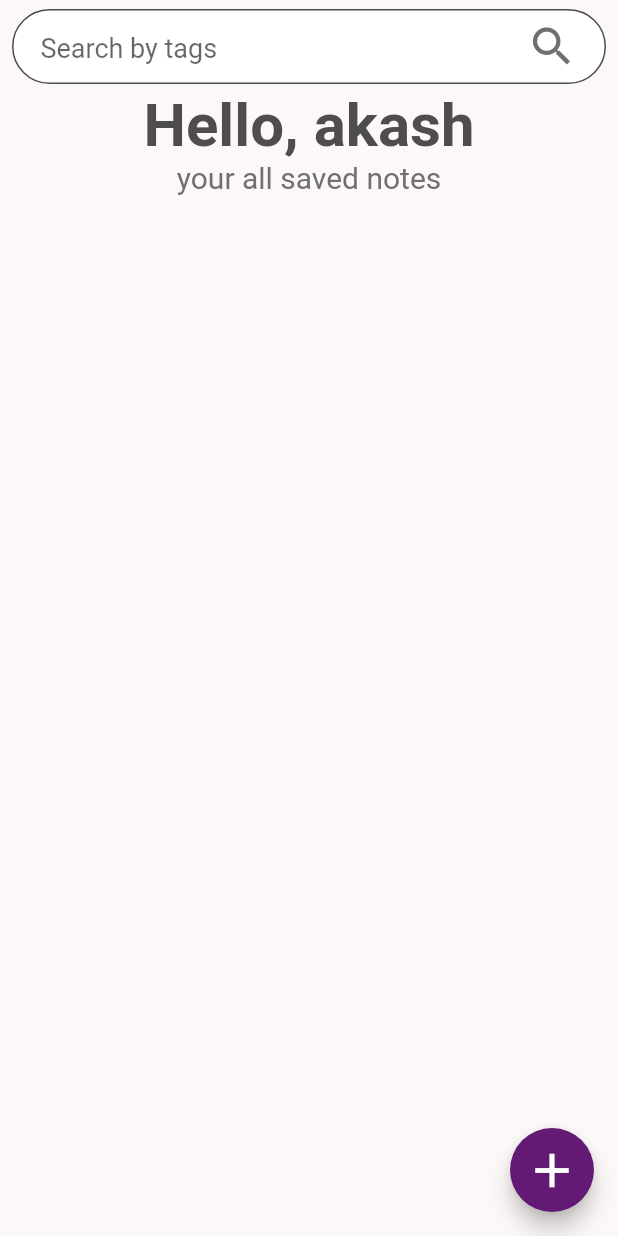
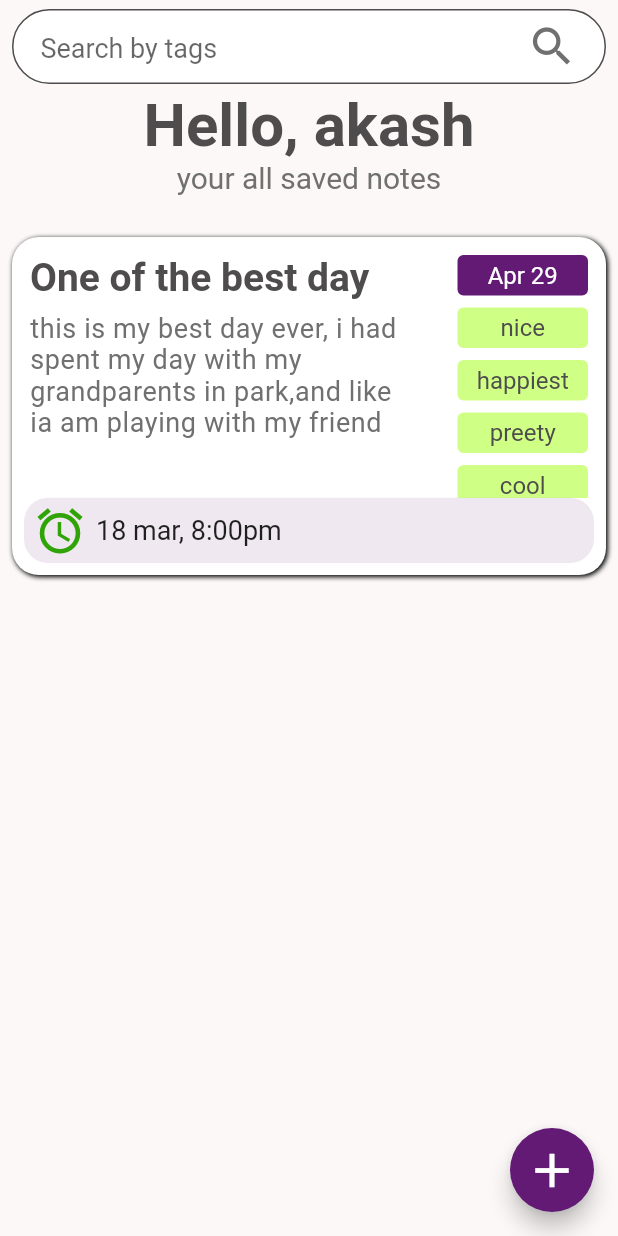
Before and after one commit to AkashDeveloper8758/moomi-reflection, a Flutter app: the screen it shows after launch, on a phone screen of 412 x 824 dp. Run offline on Flutter 3.47's test engine with Material 2 defaults, Android fonts, the phone set to English and light mode, and no system bars; Roboto replaces fonts that are missing (Rubic).

Commit message:
modal adding fixed

```diff
--- a/lib/custom/list_container.dart
+++ b/lib/custom/list_container.dart
@@ -12,6 +12,7 @@ class ListContainer extends StatelessWidget {
   Widget build(BuildContext context) {
     return notes.isEmpty
     ? Column(
+      mainAxisAlignment: MainAxisAlignment.center,
             children: <Widget>[
               Text(
                 'No Notes added yet !',
--- a/lib/custom/list_item.dart
+++ b/lib/custom/list_item.dart
@@ -163,7 +163,7 @@ class _ListContainerItemState extends State<ListContainerItem> {
                         color: MyColors.greenCustom,
                       ),
                       Text(
-                        widget.note.reminderTime,
+                        widget.note.reminderTime == null?'no reminder':widget.note.reminderTime,
                         style: TextStyle(fontSize: 18),
                       )
                     ],
--- a/lib/custom/tags.dart
+++ b/lib/custom/tags.dart
@@ -38,15 +38,15 @@ class _TagsState extends State<Tags> {
             alignment: Alignment.center,
             decoration: BoxDecoration(
                 shape: BoxShape.circle,
-                color: taped?MyColors.greenCustom:Theme.of(context).primaryColor,
+                color: taped?Theme.of(context).primaryColor:MyColors.greenCustom,
                 boxShadow: [
-                  BoxShadow(blurRadius: 3, color:taped?MyColors.greenCustom:Theme.of(context).primaryColor)
+                  BoxShadow(blurRadius: 3, color:taped?Theme.of(context).primaryColor:MyColors.greenCustom)
                 ]),
             child: IconButton(
               iconSize: 24,
               // alignment: Alignment.topCenter,
               icon: Icon(
-                taped?Icons.add:Icons.remove,
+                taped?Icons.remove:Icons.add,
                 color: Colors.white,
               ),
               onPressed: _taped,
--- a/lib/models/note.dart
+++ b/lib/models/note.dart
@@ -34,7 +34,7 @@ final GenData generalData = GenData(tags: [
   'sad day'
 ], userName: 'akash');
 
-/*
+
 final List<Note> userNotes = [
   Note(
     id: '1',
@@ -48,4 +48,3 @@ final List<Note> userNotes = [
 
 
 ];
-*/
--- a/lib/screens/home.dart
+++ b/lib/screens/home.dart
@@ -1,4 +1,5 @@
 import 'package:flutter/material.dart' hide Color;
+import 'package:moomi/custom/list_item.dart';
 
 import '../screens/edit_new_creen.dart';
 import '../custom/custom_colors.dart';
@@ -13,33 +14,35 @@ class Home extends StatefulWidget {
 class _HomeState extends State<Home> {
   final _searchController = TextEditingController();
 
-  final List<Note> _userNotes = [
-   /*Note(
-    id: '1',
-    date: DateTime.now(),
-    description:
-        'this is my best day ever, i had spent my day with my grandparents in park,and like ia am playing with my friend like sam dam pan and folkeor with cruse and mission impossible',
-    title: 'One of the best day',
-    reminderTime: '18 mar, 8:00pm',
-    tags: ['nice', 'happiest', 'preety', 'cool', 'amazing'],
-  ),*/
-  ];
+  // final List<Note> _userNotes = [
+  //  Note(
+  //   id: '1',
+  //   date: DateTime.now(),
+  //   description:
+  //       'this is my best day ever, i had spent my day with my grandparents in park,and like ia am playing with my friend like sam dam pan and folkeor with cruse and mission impossible',
+  //   title: 'One of the best day',
+  //   reminderTime: '18 mar, 8:00pm',
+  //   tags: ['nice', 'happiest', 'preety', 'cool', 'amazing'],
+  // ),
+  // ];
 
- void _addNewNote(
-      String notetitle, String noteDescription, DateTime choosenDate,) {
-    final newNote = Note(
-      id: DateTime.now().toString(),
-      title: notetitle,
-      tags: null,
-      description: noteDescription,
-      date: choosenDate,
-      reminderTime: null,
-
-    );
-    setState(() {
-      _userNotes.add(newNote);
-    });
-  }
+  // void _addNewNote(
+  //   String notetitle,
+  //   String noteDescription,
+  //   DateTime choosenDate,
+  // ) {
+  //   final newNote = Note(
+  //     id: DateTime.now().toString(),
+  //     title: notetitle,
+  //     tags: null,
+  //     description: noteDescription,
+  //     date: DateTime.now(),
+  //     reminderTime: null,
+  //   );
+  //   setState(() {
+  //     _userNotes.add(newNote);
+  //   });
+  // }
 
   @override
   Widget build(BuildContext context) {
@@ -118,18 +121,24 @@ class _HomeState extends State<Home> {
                 )),
             SliverList(
               delegate: SliverChildBuilderDelegate(
-                (ctx, items) => ListContainer(_userNotes, mediaQuery),
-                childCount: _userNotes.length,
+                (ctx, items) {
+                  print('total count: $items');
+                  return ListContainerItem(
+                    note: userNotes[items],
+                    query: mediaQuery,
+                    key: ValueKey(userNotes[items].id),
+                  );
+                },
+                childCount: userNotes.length,
               ),
             )
           ],
         ),
         floatingActionButton: FloatingActionButton(
-          onPressed: ()
-         {
+          onPressed: () {
             Navigator.of(context)
-                .push(MaterialPageRoute(builder: (ctx) => NewEditScreen(_addNewNote)));
-          } ,
+                .push(MaterialPageRoute(builder: (ctx) => NewEditScreen()));
+          },
           backgroundColor: Theme.of(context).primaryColor,
           splashColor: Theme.of(context).primaryColor.withOpacity(.5),
           child: Icon(
```
Also changed, not shown: lib/screens/edit_new_creen.dart (+39 -35 lines).
